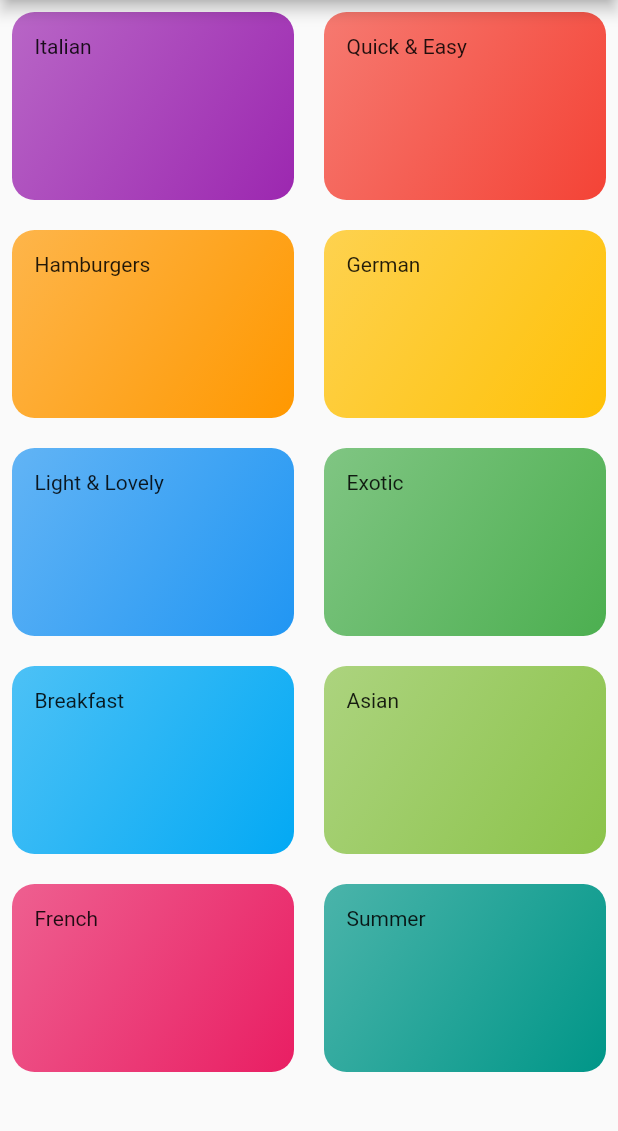
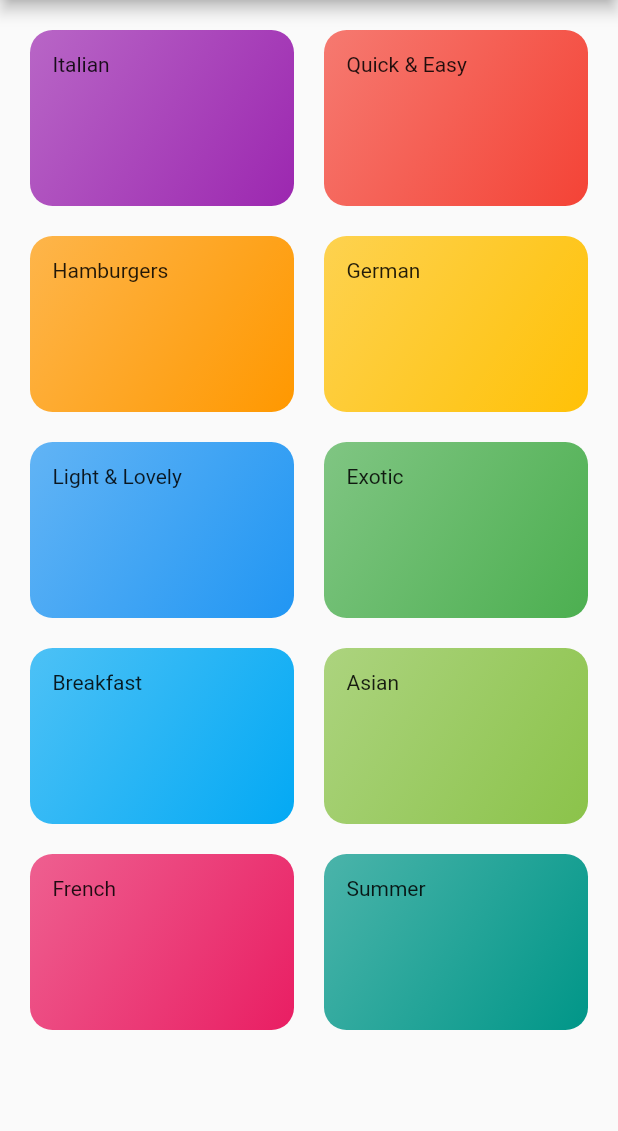
Before and after one commit to silveiraluisf/projeto_app_alimentos_fav, a Flutter app: the screen it shows after launch, on a phone screen of 412 x 824 dp, the part 84-1215 px from its top. Run offline on Flutter 3.47's test engine with Material 2 defaults, Android fonts, the phone set to English and light mode, and no system bars.

Commit message:
ajuste de layout

```diff
--- a/lib/main.dart
+++ b/lib/main.dart
@@ -32,10 +32,7 @@ class _MyHomePageState extends State<MyHomePage> {
   Widget build(BuildContext context) {
     return Scaffold(
       appBar: AppBar(title: const Text('App Alimentos'),),
-      body: Padding(
-        padding: const EdgeInsets.all(8.0),
-        child: const CategoriesScreen(),
-      )
+      body: const CategoriesScreen()
     );
   }
 }
--- a/lib/screens/categories_screen.dart
+++ b/lib/screens/categories_screen.dart
@@ -9,6 +9,7 @@ class CategoriesScreen extends StatelessWidget {
   @override
   Widget build(BuildContext context) {
     return GridView(
+      padding: const EdgeInsets.all(20),
       gridDelegate: const SliverGridDelegateWithMaxCrossAxisExtent(
         maxCrossAxisExtent: 300,
         childAspectRatio: 3 / 2,
```
